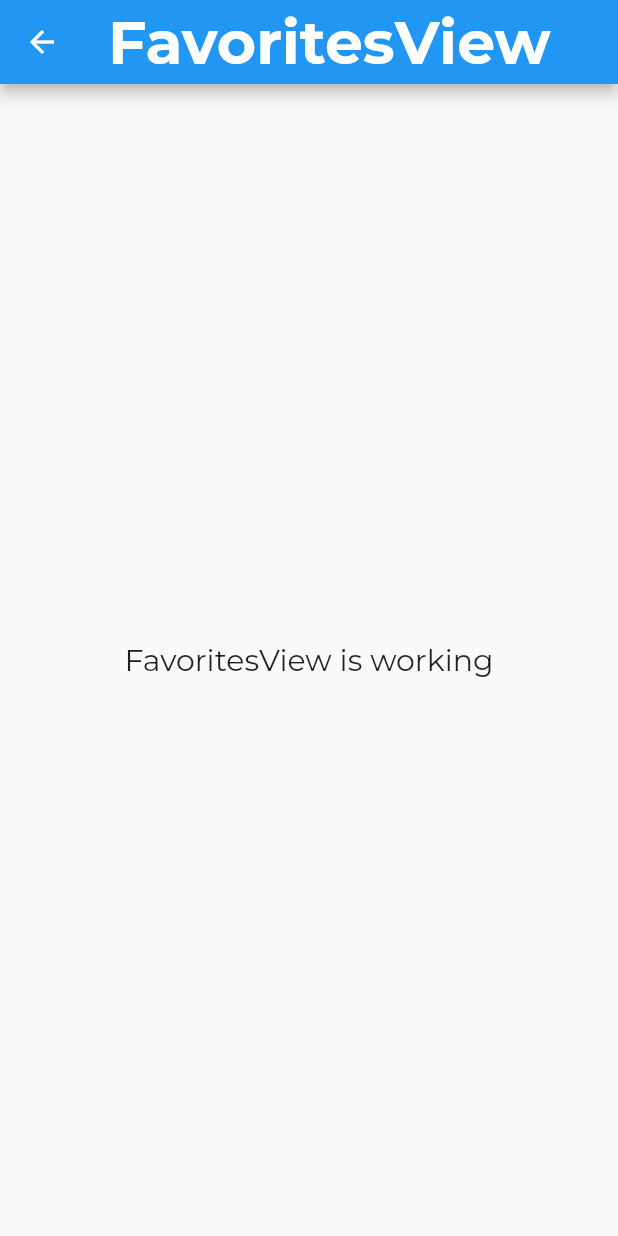
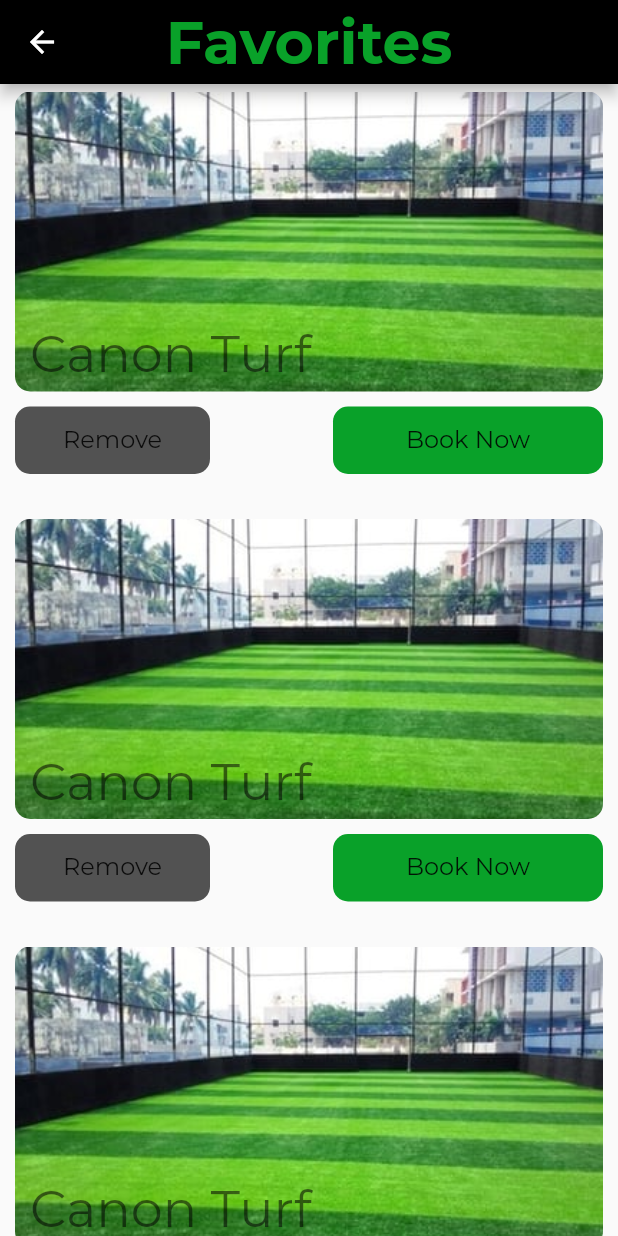
Before and after one commit to AbikMathew/play-turf, a Flutter app: the FavoritesView screen opened by its route, on a phone screen of 412 x 824 dp. Run offline on Flutter 3.47's test engine with Material 2 defaults, Android fonts, the phone set to English and light mode, and no system bars; our stand-ins replace get, get_storage, lottie, sizer, smooth_page_indicator; accounts and stored records are empty.

Commit message:
favorites- empty and container complete

```diff
--- a/lib/app/modules/favorites/views/favorites_view.dart
+++ b/lib/app/modules/favorites/views/favorites_view.dart
@@ -1,6 +1,9 @@
 import 'package:flutter/material.dart';
 
 import 'package:get/get.dart';
+import 'package:play_turf/app/modules/constants/colors.dart';
+import 'package:play_turf/app/modules/widgets/custom_buttons.dart';
+import 'package:sizer/sizer.dart';
 
 import '../controllers/favorites_controller.dart';
 
@@ -9,16 +12,92 @@ class FavoritesView extends GetView<FavoritesController> {
   @override
   Widget build(BuildContext context) {
     return Scaffold(
-      appBar: AppBar(
-        title: const Text('FavoritesView'),
-        centerTitle: true,
-      ),
-      body: Center(
-        child: Text(
-          'FavoritesView is working',
-          style: TextStyle(fontSize: 20),
+        appBar: AppBar(
+          backgroundColor: Colors.black,
+          title: const Text(
+            'Favorites',
+            style: TextStyle(color: kPrimaryGreen),
+          ),
+          centerTitle: true,
         ),
-      ),
-    );
+        body: ListView.builder(
+            itemBuilder: ((context, index) {
+              return Container(
+                padding:
+                    const EdgeInsets.symmetric(horizontal: 10, vertical: 5),
+                child: Column(
+                  children: [
+                    Stack(
+                      children: [
+                        Container(
+                          // color: Colors.red,
+                          height: 200,
+                          decoration: BoxDecoration(
+                            borderRadius: BorderRadius.circular(10),
+                            image: const DecorationImage(
+                              image: AssetImage(
+                                  'asset/images/turf/turf_image_2.jpg'),
+                              fit: BoxFit.cover,
+                            ),
+                          ),
+                        ),
+                        Positioned(
+                            // width: double.infinity,
+                            bottom: 5,
+                            child: Row(
+                              mainAxisAlignment:
+                                  MainAxisAlignment.spaceBetween,
+                              children: [
+                                const SizedBox(width: 10),
+                                Text(
+                                  'Canon Turf',
+                                  style: Theme.of(context)
+                                      .textTheme
+                                      .headlineMedium,
+                                ),
+
+                                // Text(
+                                //   '&100',
+                                //   style: Theme.of(context).textTheme.titleSmall,
+                                // ),
+                              ],
+                            ))
+                      ],
+                    ),
+                    const SizedBox(height: 10),
+                    Row(
+                      mainAxisAlignment: MainAxisAlignment.spaceBetween,
+                      children: [
+                        GreyButton(text: 'Remove', onPressed: () {}),
+                        GreenButtonS(
+                          text: 'Book Now',
+                          onPressed: () {},
+                          // width: 40.w,
+                        ),
+                      ],
+                    ),
+                    SizedBox(height: 20),
+                  ],
+                ),
+              );
+            }),
+            // separatorBuilder: (context, index) => const Divider(
+            //       color: kPrimaryGreen,
+            //     ),
+            itemCount: 10)
+        // emptyList(context),
+        );
+  }
+
+  Center emptyList(BuildContext context) {
+    return Center(
+        child: Column(
+      children: [
+        SizedBox(height: 10.h),
+        Image.asset('asset/images/favorites/empty_list.png'),
+        Text('Favorites list is empty',
+            style: Theme.of(context).textTheme.headlineSmall)
+      ],
+    ));
   }
 }
--- a/lib/app/modules/login/views/sign_in_view.dart
+++ b/lib/app/modules/login/views/sign_in_view.dart
@@ -36,7 +36,7 @@ class SignInView extends GetView {
                 icon: Icons.key_outlined),
             SizedBox(height: 10.h),
             GreenButton(
-              text: 'Sign up',
+              text: 'Sign in',
               onPressed: () {
                 Get.to(SignUpView());
               },
--- a/lib/app/modules/widgets/custom_buttons.dart
+++ b/lib/app/modules/widgets/custom_buttons.dart
@@ -1,4 +1,6 @@
 import 'package:flutter/material.dart';
+import 'package:get/route_manager.dart';
+import 'package:play_turf/app/routes/app_pages.dart';
 import 'package:sizer/sizer.dart';
 
 import '../constants/colors.dart';
@@ -35,6 +37,66 @@ class GreenButton extends StatelessWidget {
   }
 }
 
+class GreyButton extends StatelessWidget {
+  const GreyButton({
+    required this.text,
+    this.width = 130,
+    required this.onPressed,
+    Key? key,
+  }) : super(key: key);
+  final VoidCallback onPressed;
+  final double width;
+  final String text;
+  @override
+  Widget build(BuildContext context) {
+    return InkWell(
+      onTap: onPressed,
+      child: Container(
+        width: width,
+        height: 45,
+        decoration: BoxDecoration(
+          color: kLightGrey,
+          borderRadius: kBorderRadius,
+        ),
+        child: Center(
+            child: Text(
+          text,
+          style: Theme.of(context).textTheme.titleMedium,
+        )),
+      ),
+    );
+  }
+}
+class GreenButtonS extends StatelessWidget {
+  const GreenButtonS({
+    required this.text,
+    this.width = 180,
+    required this.onPressed,
+    Key? key,
+  }) : super(key: key);
+  final VoidCallback onPressed;
+  final double width;
+  final String text;
+  @override
+  Widget build(BuildContext context) {
+    return InkWell(
+      onTap: onPressed,
+      child: Container(
+        width: width,
+        height: 45,
+        decoration: BoxDecoration(
+          color: kPrimaryGreen,
+          borderRadius: kBorderRadius,
+        ),
+        child: Center(
+            child: Text(
+          text,
+          style: Theme.of(context).textTheme.titleMedium,
+        )),
+      ),
+    );
+  }
+}
 class GoogleSingIn extends StatelessWidget {
   const GoogleSingIn({
     Key? key,
@@ -43,7 +105,9 @@ class GoogleSingIn extends StatelessWidget {
   @override
   Widget build(BuildContext context) {
     return InkWell(
-      onTap: () {},
+      onTap: () {
+        Get.toNamed(Routes.FAVORITES);
+      },
       child: Center(
         child: Container(
           height: 55,
--- a/pubspec.yaml
+++ b/pubspec.yaml
@@ -25,6 +25,8 @@ flutter:
     - asset/json/
     - asset/images/onboarding_images/
     - asset/images/login/
+    - asset/images/favorites/
+    - asset/images/turf/
   fonts:
     - family: Montserrat
       fonts:
```
Also changed, not shown: asset/images/favorites/empty_list.png (renamed from asset/images/onboarding_images/No data.png), asset/images/turf/turf_image_2.jpg (added), asset/images/turf/turf_image_3.jpg (added), asset/images/turf/turf_landscape_1.jpg (added), asset/images/turf/turf_landscape_2.jpg (added).
